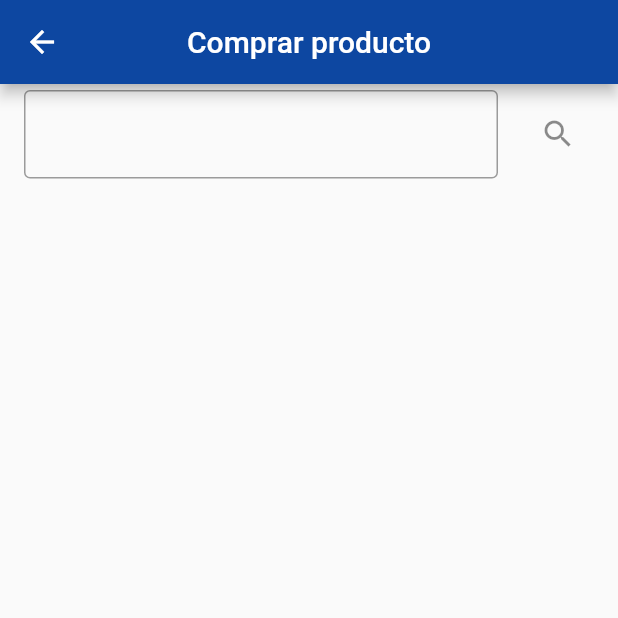
After one commit to ArielM24/distribuidos_omar, a Flutter app: the screen it shows after launch, after a tap on "Comprar producto", on a phone screen of 412 x 824 dp, the top half of it. The commit adds this screen. Run offline on Flutter 3.47's test engine with Material 2 defaults, Android fonts, the phone set to English and light mode, and no system bars; our stand-ins replace file_picker.

Commit message:
purchase page

```diff
--- /dev/null
+++ b/lib/domain/controllers/pages/search_page_controller.dart
@@ -0,0 +1,22 @@
+import 'package:distribuidos/domain/models/product.dart';
+import 'package:flutter/foundation.dart';
+
+class SearchPageController with ChangeNotifier {
+  static final SearchPageController _instanace =
+      SearchPageController._internal();
+  SearchPageController._internal();
+  factory SearchPageController() {
+    return _instanace;
+  }
+  List<Product> products = [];
+  bool isLoading = false;
+
+  searchProducts(String keyWord) async {
+    debugPrint("searching $keyWord");
+    isLoading = true;
+    notifyListeners();
+    await Future.delayed(const Duration(seconds: 3));
+    isLoading = false;
+    notifyListeners();
+  }
+}
--- /dev/null
+++ b/lib/domain/models/product.dart
@@ -0,0 +1,39 @@
+import 'dart:typed_data';
+
+class Product {
+  String name;
+  String description;
+  double price;
+  int stock;
+  Uint8List? image;
+  Product(
+      {required this.name,
+      required this.description,
+      required this.price,
+      required this.image,
+      required this.stock});
+
+  Map<String, dynamic> get toMap {
+    return {
+      "name": name,
+      "description": description,
+      "price": price,
+      "stock": stock,
+      "image": image
+    };
+  }
+
+  Product fromMap(Map<String, dynamic> map) {
+    return Product(
+        name: map["name"] ?? "",
+        description: map["description"] ?? "",
+        price: map["price"] ?? 0.0,
+        image: map["image"],
+        stock: map["stock"] ?? 0);
+  }
+
+  @override
+  String toString() {
+    return "$name $price $stock ${image?.length}";
+  }
+}
--- a/lib/domain/util/validators/validators.dart
+++ b/lib/domain/util/validators/validators.dart
@@ -8,7 +8,7 @@ String? nameValidator(String? name) {
   return null;
 }
 
-String? quantityValidator(String? quantity) {
+String? stockValidator(String? quantity) {
   if ((quantity ?? "").isEmpty) {
     return "Ingrese una cantidad";
   }
--- a/lib/gui/pages/create/create_page.dart
+++ b/lib/gui/pages/create/create_page.dart
@@ -12,13 +12,13 @@ class CreatePage extends StatelessWidget {
         descriptionController: TextEditingController(),
         nameController: TextEditingController(),
         priceController: TextEditingController(),
-        quantityController: TextEditingController());
+        stockController: TextEditingController());
     return Scaffold(
       appBar: AppBar(
         centerTitle: true,
         leading: const BackButton(),
         backgroundColor: Colors.blue[900],
-        title: const Text("Crear producto"),
+        title: const Text("Capturar producto"),
       ),
       body: CreatePageBody(controller: controller),
       floatingActionButton: FloatingActionButton(
--- a/lib/gui/pages/create/widgets/body/widgets/create_body_form.dart
+++ b/lib/gui/pages/create/widgets/body/widgets/create_body_form.dart
@@ -26,8 +26,8 @@ class CreateBodyForm extends StatelessWidget {
           ),
           TitledInput(
             title: "Cantidad:",
-            controller: controller.quantityController,
-            validator: quantityValidator,
+            controller: controller.stockController,
+            validator: stockValidator,
           ),
           TitledInput(
             title: "Descripción:",
--- a/lib/gui/pages/home/home_page.dart
+++ b/lib/gui/pages/home/home_page.dart
@@ -1,5 +1,6 @@
 import 'package:distribuidos/gui/pages/create/create_page.dart';
 import 'package:distribuidos/gui/pages/home/widgets/home_button.dart';
+import 'package:distribuidos/gui/pages/purchase/purchase_page.dart';
 import 'package:flutter/material.dart';
 
 class HomePage extends StatelessWidget {
@@ -17,9 +18,14 @@ class HomePage extends StatelessWidget {
         mainAxisAlignment: MainAxisAlignment.center,
         children: [
           HomeButton(
-            text: "Crear producto",
+            text: "Capturar producto",
             onPressed: () => Navigator.of(context).push(
                 MaterialPageRoute(builder: (context) => const CreatePage())),
+          ),
+          HomeButton(
+            text: "Comprar producto",
+            onPressed: () => Navigator.of(context).push(
+                MaterialPageRoute(builder: (context) => const PurchasePage())),
           ),
           HomeButton(
             text: "Ver productos",
@@ -29,14 +35,6 @@ class HomePage extends StatelessWidget {
             text: "Editar productos",
             onPressed: () => debugPrint("editar"),
           ),
-
-          // TextButton(
-          //     onPressed: () {},
-          //     child: const Text("1"),
-          //     style: TextButton.styleFrom(primary: Colors.green)),
-          // IconButton(
-          //     onPressed: () {},
-          //     icon: const Icon(Icons.delete, color: Colors.blue)),
         ],
       ),
     );
--- /dev/null
+++ b/lib/gui/pages/purchase/purchase_page.dart
@@ -0,0 +1,20 @@
+import 'package:distribuidos/domain/controllers/pages/search_page_controller.dart';
+import 'package:distribuidos/gui/pages/purchase/widgets/body/purchase_body.dart';
+import 'package:flutter/material.dart';
+
+class PurchasePage extends StatelessWidget {
+  const PurchasePage({Key? key}) : super(key: key);
+
+  @override
+  Widget build(BuildContext context) {
+    SearchPageController controller = SearchPageController();
+    return Scaffold(
+      appBar: AppBar(
+        centerTitle: true,
+        backgroundColor: Colors.blue[900],
+        title: const Text("Comprar producto"),
+      ),
+      body: PurchaseBody(controller: controller),
+    );
+  }
+}
--- /dev/null
+++ b/lib/gui/pages/purchase/widgets/body/purchase_body.dart
@@ -0,0 +1,20 @@
+import 'package:distribuidos/domain/controllers/pages/search_page_controller.dart';
+import 'package:distribuidos/gui/pages/purchase/widgets/body/widgets/search_bar.dart';
+import 'package:distribuidos/gui/pages/purchase/widgets/body/widgets/search_results.dart';
+import 'package:flutter/material.dart';
+
+class PurchaseBody extends StatelessWidget {
+  final SearchPageController controller;
+
+  const PurchaseBody({Key? key, required this.controller}) : super(key: key);
+
+  @override
+  Widget build(BuildContext context) {
+    return Column(
+      children: [
+        Expanded(child: SearchBar(controller: controller)),
+        Expanded(flex: 9, child: SearchResults(controller: controller))
+      ],
+    );
+  }
+}
--- /dev/null
+++ b/lib/gui/pages/purchase/widgets/body/widgets/search_bar.dart
@@ -0,0 +1,23 @@
+import 'package:distribuidos/domain/controllers/pages/search_page_controller.dart';
+import 'package:flutter/material.dart';
+
+class SearchBar extends StatelessWidget {
+  final SearchPageController controller;
+
+  const SearchBar({Key? key, required this.controller}) : super(key: key);
+
+  @override
+  Widget build(BuildContext context) {
+    TextEditingController searchController = TextEditingController();
+    return ListTile(
+      title: TextField(
+        controller: searchController,
+        decoration: const InputDecoration(border: OutlineInputBorder()),
+      ),
+      trailing: IconButton(
+          onPressed: () async =>
+              await controller.searchProducts(searchController.text),
+          icon: const Icon(Icons.search)),
+    );
+  }
+}
--- /dev/null
+++ b/lib/gui/pages/purchase/widgets/body/widgets/search_results.dart
@@ -0,0 +1,47 @@
+import 'package:distribuidos/domain/controllers/pages/search_page_controller.dart';
+import 'package:distribuidos/gui/pages/purchase/widgets/body/widgets/produc_list_item.dart';
+import 'package:flutter/material.dart';
+
+class SearchResults extends StatefulWidget {
+  final SearchPageController controller;
+  const SearchResults({Key? key, required this.controller}) : super(key: key);
+
+  @override
+  State<SearchResults> createState() => _SearchResultsState();
+}
+
+class _SearchResultsState extends State<SearchResults> {
+  @override
+  void initState() {
+    WidgetsBinding.instance?.addPostFrameCallback((_) {
+      widget.controller.addListener(() {
+        if (mounted) {
+          setState(() {});
+        }
+      });
+    });
+    super.initState();
+  }
+
+  @override
+  Widget build(BuildContext context) {
+    if (widget.controller.isLoading) {
+      return Column(
+        mainAxisAlignment: MainAxisAlignment.center,
+        children: const [
+          Text("Buscando..."),
+          SizedBox(height: 10),
+          CircularProgressIndicator(),
+        ],
+      );
+    }
+    return ListView.builder(
+      itemCount: widget.controller.products.length,
+      itemBuilder: (context, index) {
+        return ProductListItem(
+          product: widget.controller.products[index],
+        );
+      },
+    );
+  }
+}
--- a/lib/gui/pages/settings/settings_page.dart
+++ b/lib/gui/pages/settings/settings_page.dart
@@ -5,7 +5,7 @@ class SettingsPage extends StatelessWidget {
 
   @override
   Widget build(BuildContext context) {
-    return Scaffold(
+    return const Scaffold(
       body: Center(child: Text("settings")),
     );
   }
```
Also changed, not shown: lib/domain/controllers/pages/create_page_controller.dart (+38 -5 lines), lib/gui/pages/purchase/widgets/body/widgets/produc_list_item.dart (added, +26 -0 lines), test_images/cheetos2.png (added).
